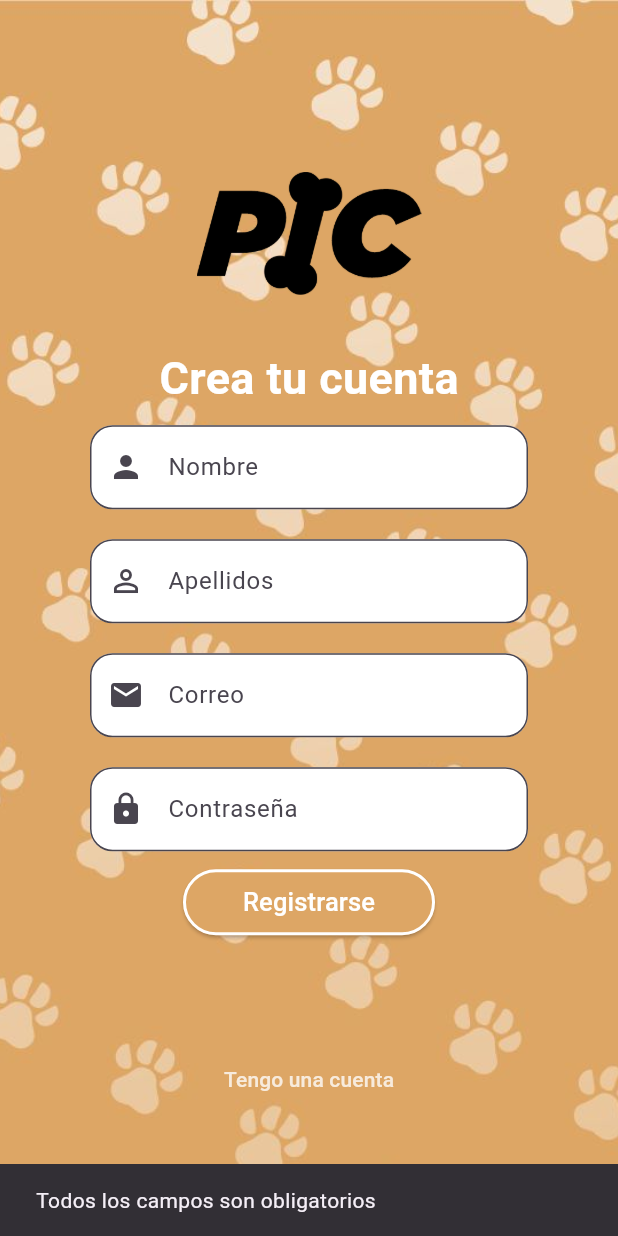
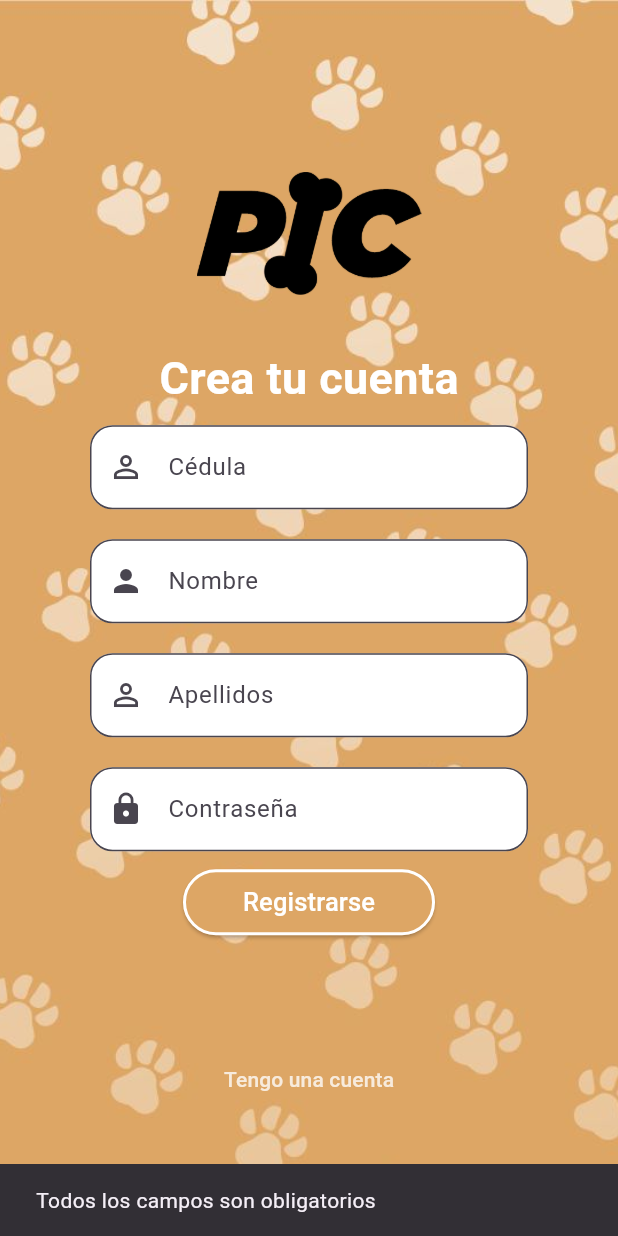
Before and after one commit to mauriciomartinezm/veterinarIA, a Flutter app: the RegisterPage screen opened by its route, after a tap on "Registrarse", on a phone screen of 412 x 824 dp. Run offline on Flutter 3.47's test engine with Material 3 defaults, Android fonts, the phone set to English and light mode, and no system bars; accounts and stored records are empty.

Commit message:
Register, ver informacion usuario

```diff
--- a/lib/main.dart
+++ b/lib/main.dart
@@ -36,7 +36,7 @@ class Miapp extends StatelessWidget {
       debugShowCheckedModeBanner: false,
       title: "Mi app",
       routes: _routes,
-      initialRoute: 'home',
+      initialRoute: 'login',
     );
   }
 }
--- a/lib/screens/login_page.dart
+++ b/lib/screens/login_page.dart
@@ -5,6 +5,7 @@ import 'package:prueba1/backend/puente.dart';
 import 'package:provider/provider.dart';
 import '../provider/userProvider.dart';
 import '../model/user.dart';
+import 'package:flutter/services.dart';
 
 class LoginPage extends StatefulWidget {
   const LoginPage({super.key});
@@ -114,6 +115,10 @@ class _LoginPageState extends State<LoginPage> {
           }
           return null;
         },
+        keyboardType: TextInputType.number,
+        inputFormatters: <TextInputFormatter>[
+          FilteringTextInputFormatter.digitsOnly,
+        ],
       ),
     );
   }
--- a/lib/screens/register_page.dart
+++ b/lib/screens/register_page.dart
@@ -1,9 +1,10 @@
 import 'package:flutter/material.dart';
-//import 'package:prueba1/backend/puente.dart';
+import 'package:flutter/services.dart';
+import 'package:prueba1/backend/puente.dart';
 import 'package:prueba1/screens/login_page.dart';
 
 class RegisterPage extends StatelessWidget {
-  const RegisterPage({Key? key});
+  const RegisterPage({Key? key}) : super(key: key);
 
   @override
   Widget build(BuildContext context) {
@@ -14,9 +15,9 @@ class RegisterPage extends StatelessWidget {
 }
 
 Widget cuerpo(BuildContext context) {
+  TextEditingController cedulaController = TextEditingController();
   TextEditingController nombreController = TextEditingController();
   TextEditingController apellidosController = TextEditingController();
-  TextEditingController correoController = TextEditingController();
   TextEditingController contrasenaController = TextEditingController();
 
   return Container(
@@ -33,12 +34,12 @@ Widget cuerpo(BuildContext context) {
           children: [
             logo(),
             crea(),
+            campoCedula(cedulaController),
             campoNombre(nombreController),
             campoApellidos(apellidosController),
-            campoCorreo(correoController),
             campoContrasena(contrasenaController),
-            botonRegistrar(context, nombreController, apellidosController,
-                correoController, contrasenaController),
+            botonRegistrar(context, cedulaController, nombreController,
+                apellidosController, contrasenaController),
             tengo(context)
           ],
         ),
@@ -64,6 +65,31 @@ Widget crea() {
     "Crea tu cuenta",
     style: TextStyle(
         color: Colors.white, fontSize: 30.0, fontWeight: FontWeight.w700),
+  );
+}
+
+Widget campoCedula(TextEditingController controller) {
+  return Container(
+    padding: const EdgeInsets.symmetric(horizontal: 60, vertical: 10),
+    child: TextField(
+      controller: controller,
+      decoration: InputDecoration(
+        hintText: "Cédula",
+        fillColor: Colors.white,
+        filled: true,
+        border: OutlineInputBorder(
+          borderRadius: BorderRadius.circular(15.0),
+          borderSide: const BorderSide(
+            color: Colors.grey,
+          ),
+        ),
+        prefixIcon: const Icon(Icons.perm_identity),
+      ),
+      keyboardType: TextInputType.number,
+      inputFormatters: <TextInputFormatter>[
+        FilteringTextInputFormatter.digitsOnly,
+      ],
+    ),
   );
 }
 
@@ -109,7 +135,7 @@ Widget campoApellidos(TextEditingController controller) {
   );
 }
 
-Widget campoCorreo(TextEditingController controller) {
+/*Widget campoCorreo(TextEditingController controller) {
   return Container(
     padding: const EdgeInsets.symmetric(horizontal: 60, vertical: 10),
     child: TextField(
@@ -128,7 +154,7 @@ Widget campoCorreo(TextEditingController controller) {
       ),
     ),
   );
-}
+}*/
 
 Widget campoContrasena(TextEditingController controller) {
   return Container(
@@ -154,9 +180,9 @@ Widget campoContrasena(TextEditingController controller) {
 
 Widget botonRegistrar(
     BuildContext context,
+    TextEditingController cedulaController,
     TextEditingController nombreController,
     TextEditingController apellidosController,
-    TextEditingController correoController,
     TextEditingController contrasenaController) {
   return ElevatedButton(
     style: ElevatedButton.styleFrom(
@@ -168,17 +194,15 @@ Widget botonRegistrar(
         side: const BorderSide(color: Colors.white, width: 2.0),
       ),
     ),
-    onPressed: () async{
-      String nombre = nombreController.text;
-      String apellidos = apellidosController.text;
-      String correo = correoController.text;
-      String contrasena = contrasenaController.text;
+    onPressed: () async {
+      String documento = cedulaController.text.trim();
+      String nombre = nombreController.text.trim();
+      String apellidos = apellidosController.text.trim();
+      String contrasena = contrasenaController.text.trim();
 
-      //await getUser(1001153936);
-
-      if (nombre.isEmpty ||
+      if (documento.isEmpty ||
+          nombre.isEmpty ||
           apellidos.isEmpty ||
-          correo.isEmpty ||
           contrasena.isEmpty) {
         // Verificar que todos los campos estén llenos
         ScaffoldMessenger.of(context).showSnackBar(
@@ -186,17 +210,35 @@ Widget botonRegistrar(
         );
       } else if (contrasena.length < 3) {
         // Verificar que la contraseña tenga al menos 3 caracteres
-                ScaffoldMessenger.of(context).showSnackBar(
-          const SnackBar(content: Text('La contraseña debe tener al menos 3 caracteres')),
+        ScaffoldMessenger.of(context).showSnackBar(
+          const SnackBar(
+              content: Text('La contraseña debe tener al menos 3 caracteres')),
         );
       } else {
-        // Realizar el registro aquí
-        // Por ejemplo, puedes enviar los datos a una API
-        // Una vez registrado, puedes navegar a la página de inicio de sesión
-        Navigator.push(
-          context,
-          MaterialPageRoute(builder: (context) => const LoginPage()),
-        );
+        try {
+          int cedula = int.parse(documento);
+          var response =
+              await registerUser(cedula, contrasena, nombre, apellidos);
+          if (response.containsKey('messageSuccess')) {
+            Navigator.push(
+              context,
+              MaterialPageRoute(builder: (context) => const LoginPage()),
+            );
+            ScaffoldMessenger.of(context).showSnackBar(
+              const SnackBar(
+                  content: Text('Registro exitoso, por favor inicie sesión')),
+            );
+          } else if(response.containsKey('existingUser')){
+            ScaffoldMessenger.of(context).showSnackBar(
+              const SnackBar(content: Text("El usuario ya existe en el sistema")),
+            );
+          }
+        } catch (e) {
+          ScaffoldMessenger.of(context).showSnackBar(
+            const SnackBar(
+                content: Text('La cédula debe ser un número válido')),
+          );
+        }
       }
     },
     child: const Text("Registrarse", style: TextStyle(fontSize: 17.0)),
```
Also changed, not shown: lib/backend/puente.dart (+33 -29 lines), lib/screens/home/home_page.dart (+8 -8 lines), lib/screens/home/info_usuario_page.dart (+38 -18 lines), 2 other files.
